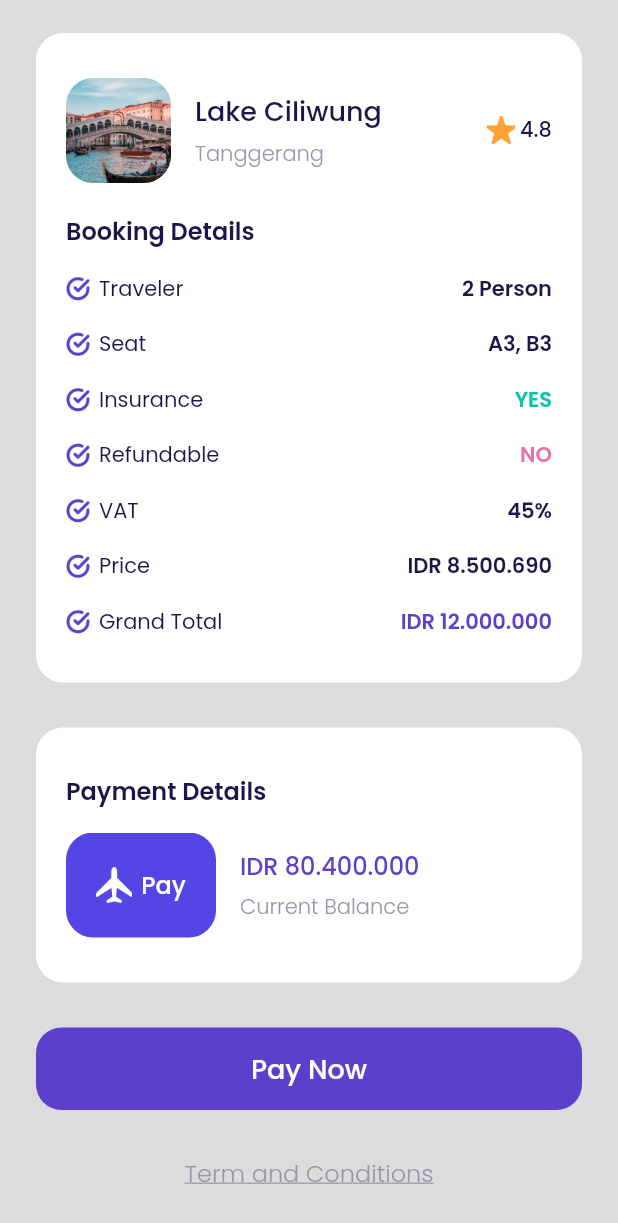
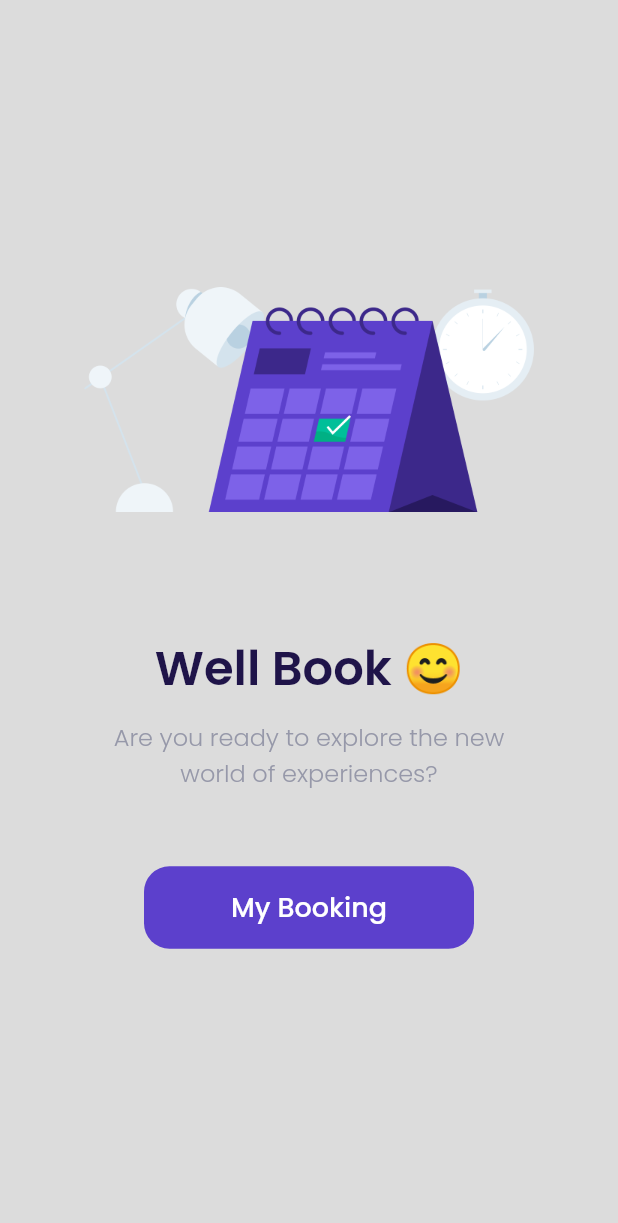
Before and after one commit to mangwi10/airplane, a Flutter app: the CheckoutPage screen opened directly, scrolled down 190 dp, after a tap on "Pay Now", on a phone screen of 412 x 824 dp. Shown: the top 1223 px of the screen. Run offline on Flutter 3.47's test engine with Material 2 defaults, Android fonts, the phone set to English and light mode, and no system bars; our stand-ins replace google_fonts.

Commit message:
menambahkan beberapa page

```diff
--- a/lib/ui/pages/checkout_page.dart
+++ b/lib/ui/pages/checkout_page.dart
@@ -1,4 +1,5 @@
 import 'package:airplane/shared/theme.dart';
+import 'package:airplane/ui/pages/success_checkout_page.dart';
 import 'package:airplane/ui/widgets/booking_details_item.dart';
 import 'package:airplane/ui/widgets/custom_button.dart';
 import 'package:flutter/material.dart';
@@ -294,7 +295,14 @@ class CheckoutPage extends StatelessWidget {
     Widget payNowButton() {
       return customButton(
         title: 'Pay Now',
-        onPressed: () {},
+        onPressed: () {
+          Navigator.push(
+            context,
+            MaterialPageRoute(
+              builder: ((context) => SuccessCheckoutPage()),
+            ),
+          );
+        },
         margin: EdgeInsets.only(top: 30),
       );
     }
--- a/lib/ui/pages/main_page.dart
+++ b/lib/ui/pages/main_page.dart
@@ -1,4 +1,6 @@
 import 'package:airplane/ui/pages/home_page.dart';
+import 'package:airplane/ui/pages/setting_page.dart';
+import 'package:airplane/ui/pages/wallet_page.dart';
 import 'package:airplane/ui/widgets/custom_bottom_navigation_item.dart';
 import 'package:flutter/material.dart';
 import 'package:airplane/shared/theme.dart';
--- /dev/null
+++ b/lib/ui/pages/success_checkout_page.dart
@@ -0,0 +1,58 @@
+import 'package:airplane/shared/theme.dart';
+import 'package:airplane/ui/widgets/custom_button.dart';
+import 'package:flutter/material.dart';
+
+class SuccessCheckoutPage extends StatelessWidget {
+  const SuccessCheckoutPage({super.key});
+
+  @override
+  Widget build(BuildContext context) {
+    return Scaffold(
+      backgroundColor: kBgColor,
+      body: Center(
+        child: Column(
+          mainAxisAlignment: MainAxisAlignment.center,
+          children: [
+            Container(
+              width: 300,
+              height: 150,
+              margin: EdgeInsets.only(bottom: 80),
+              decoration: BoxDecoration(
+                image: DecorationImage(
+                  image: AssetImage('assets/image_success.png'),
+                ),
+              ),
+            ),
+            Text(
+              'Well Book 😊',
+              style: blackTextStyle.copyWith(
+                fontSize: 32,
+                fontWeight: semiBold,
+              ),
+            ),
+            SizedBox(
+              height: 10,
+            ),
+            Text(
+              'Are you ready to explore the new \nworld of experiences?',
+              style: greyTextStyle.copyWith(
+                fontSize: 16,
+                fontWeight: light,
+              ),
+              textAlign: TextAlign.center,
+            ),
+            customButton(
+              title: 'My Booking',
+              onPressed: () {
+                Navigator.pushNamedAndRemoveUntil(
+                    context, '/main', (route) => false);
+              },
+              width: 220,
+              margin: EdgeInsets.only(top: 50),
+            )
+          ],
+        ),
+      ),
+    );
+  }
+}
--- a/pubspec.yaml
+++ b/pubspec.yaml
@@ -47,6 +47,7 @@ dev_dependencies:
   # rules and activating additional ones.
   flutter_lints: ^2.0.0
   google_fonts: ^2.1.0
+  flutter_bloc: ^8.1.4
 
 # For information on the generic Dart part of this file, see the
 # following page: https://dart.dev/tools/pub/pubspec
```
Also changed, not shown: lib/ui/pages/setting_page.dart (added, +14 -0 lines), lib/ui/pages/transaction_page.dart (added, +14 -0 lines), lib/ui/pages/wallet_page.dart (added, +14 -0 lines), pubspec.lock.
